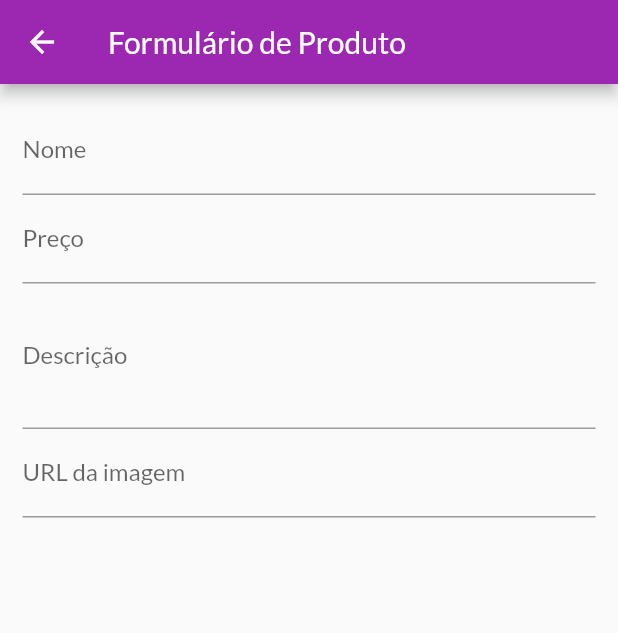
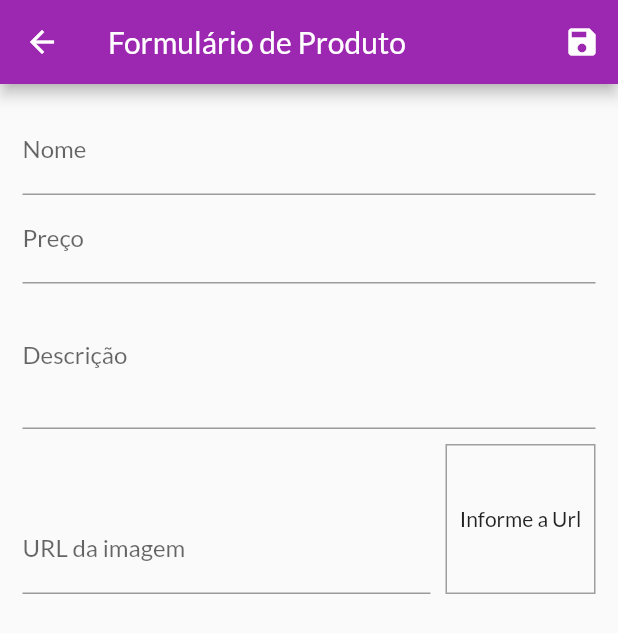
Before and after one commit to FelipeSHenrique/app-shop, a Flutter app: the ProductFormPage screen opened by its route, on a phone screen of 412 x 824 dp. Shown: the top 633 px of the screen. Run offline on Flutter 3.47's test engine with Material 2 defaults, Android fonts, the phone set to English and light mode, and no system bars; network calls fail.

Commit message:
get form data

```diff
--- a/lib/pages/product_form_page.dart
+++ b/lib/pages/product_form_page.dart
@@ -1,4 +1,7 @@
+import 'dart:math';
+
 import 'package:flutter/material.dart';
+import 'package:shop/models/product.dart';
 
 class ProductFormPage extends StatefulWidget {
   const ProductFormPage({Key? key}) : super(key: key);
@@ -10,14 +13,45 @@ class ProductFormPage extends StatefulWidget {
 class _ProductFormPageState extends State<ProductFormPage> {
   final _priceFocus = FocusNode();
   final _descriptionFocus = FocusNode();
+
   final _imageUrlFocus = FocusNode();
+  final _imageUrlController = TextEditingController();
+
+  final _formKey = GlobalKey<FormState>();
+  final _formData = Map<String, Object>();
+
+  @override
+  void initState() {
+    super.initState();
+    _imageUrlFocus.addListener(updateImage);
+  }
 
   @override
   void dispose() {
     super.dispose();
     _priceFocus.dispose();
     _descriptionFocus.dispose();
+    _imageUrlFocus.removeListener(updateImage);
     _imageUrlFocus.dispose();
+  }
+
+  void updateImage() {
+    setState(() {});
+  }
+
+  void _submitForm() {
+    _formKey.currentState?.save();
+    final newProduct = Product(
+      id: Random().nextDouble().toString(),
+      name: _formData['name'] as String,
+      description: _formData['description'] as String,
+      price: _formData['price'] as double,
+      imageUrl: _formData['imageUrl'] as String,
+    );
+
+    print(newProduct.id);
+    print(newProduct.name);
+    print(newProduct.price);
   }
 
   @override
@@ -25,10 +59,17 @@ class _ProductFormPageState extends State<ProductFormPage> {
     return Scaffold(
       appBar: AppBar(
         title: Text('Formulário de Produto'),
+        actions: [
+          IconButton(
+            onPressed: _submitForm,
+            icon: Icon(Icons.save),
+          ),
+        ],
       ),
       body: Padding(
         padding: const EdgeInsets.all(15),
         child: Form(
+          key: _formKey,
           child: ListView(
             children: [
               TextFormField(
@@ -39,6 +80,7 @@ class _ProductFormPageState extends State<ProductFormPage> {
                   FocusScope.of(context).requestFocus(_priceFocus);
                 },
                 textInputAction: TextInputAction.next,
+                onSaved: (name) => _formData['name'] = name ?? '',
               ),
               TextFormField(
                 decoration: const InputDecoration(labelText: 'Preço'),
@@ -47,9 +89,9 @@ class _ProductFormPageState extends State<ProductFormPage> {
                 onFieldSubmitted: (_) {
                   FocusScope.of(context).requestFocus(_descriptionFocus);
                 },
-                keyboardType: const TextInputType.numberWithOptions(
-                  decimal: true
-                ),
+                keyboardType: TextInputType.numberWithOptions(decimal: true),
+                onSaved: (price) =>
+                    _formData['price'] = double.parse(price ?? '0'),
               ),
               TextFormField(
                 decoration: const InputDecoration(
@@ -58,14 +100,42 @@ class _ProductFormPageState extends State<ProductFormPage> {
                 focusNode: _descriptionFocus,
                 keyboardType: TextInputType.multiline,
                 maxLines: 3,
+                onSaved: (description) =>
+                    _formData['description'] = description ?? '',
               ),
-              TextFormField(
+              Row(
+                crossAxisAlignment: CrossAxisAlignment.end,
+                children: [
+                  Expanded(
+                    child: TextFormField(
                       decoration: const InputDecoration(
                         labelText: 'URL da imagem',
                       ),
                       focusNode: _imageUrlFocus,
                       keyboardType: TextInputType.url,
+                      textInputAction: TextInputAction.done,
+                      controller: _imageUrlController,
+                      onFieldSubmitted: (_) => _submitForm(),
+                      onSaved: (imageUrl) =>
+                          _formData['imageUrl'] = imageUrl ?? '',
                     ),
+                  ),
+                  Container(
+                    height: 100,
+                    width: 100,
+                    margin: const EdgeInsets.only(top: 10, left: 10),
+                    decoration: BoxDecoration(
+                        border: Border.all(color: Colors.grey, width: 1)),
+                    alignment: Alignment.center,
+                    child: _imageUrlController.text.isEmpty
+                        ? Text('Informe a Url')
+                        : FittedBox(
+                            child: Image.network(_imageUrlController.text),
+                            fit: BoxFit.cover,
+                          ),
+                  )
+                ],
+              )
             ],
           ),
         ),
```
Lines whose indentation alone changed are shown as unchanged.
